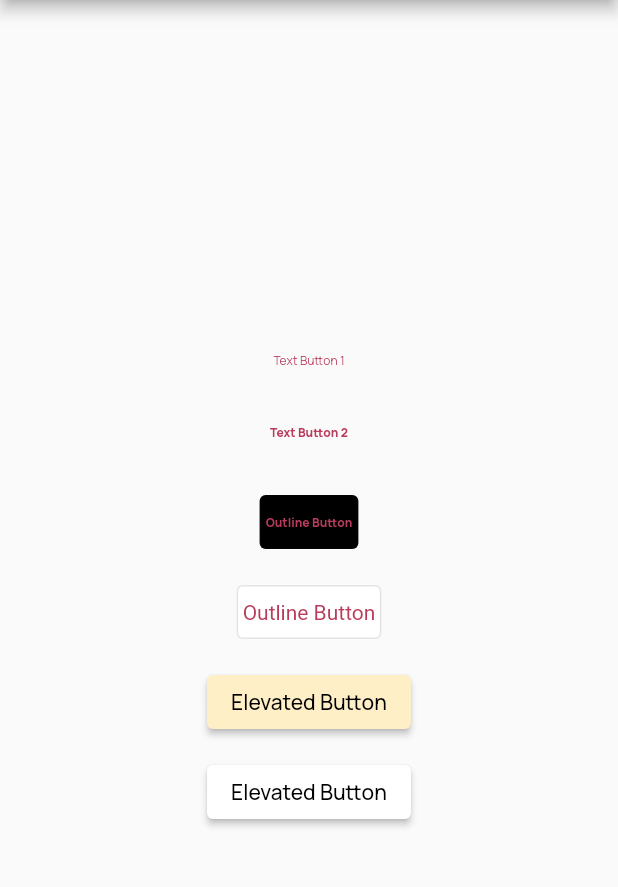
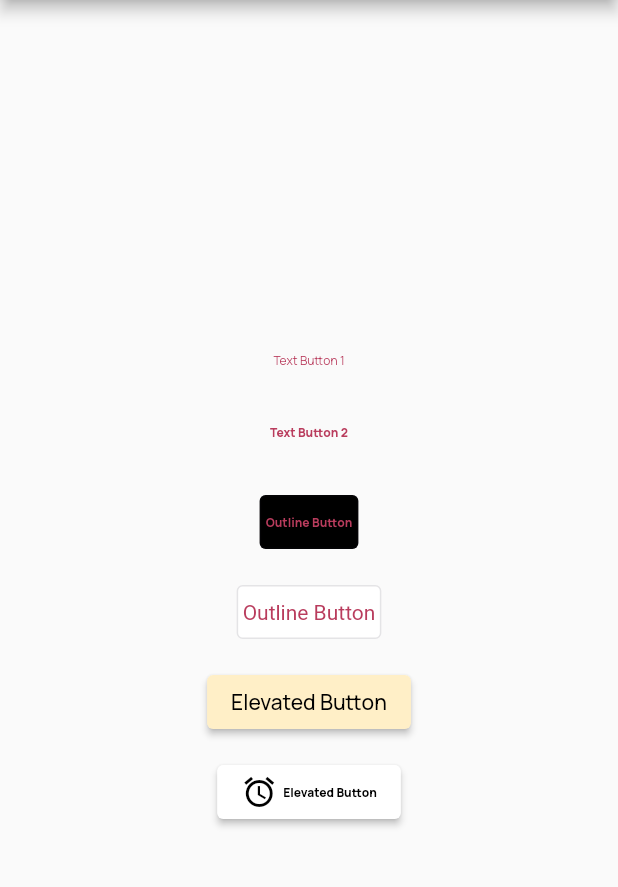
Before and after one commit to FLYINGKRIPTO/demo_class, a Flutter app: the screen it shows after launch, on a phone screen of 412 x 824 dp, the part 84-971 px from its top. Run offline on Flutter 3.47's test engine with Material 2 defaults, Android fonts, the light colour scheme and no system bars.

Commit message:
Added extra child param, in elevated and outlined button - Replace placeholder with SizedBox.shrink()

```diff
--- a/lib/app_theme.dart
+++ b/lib/app_theme.dart
@@ -15,7 +15,6 @@ class AppThemes {
   static var isDarkTheme = false;
   static const _lightFillColor = Colors.black;
   static const _darkFillColor = Colors.white;
-  static const int _primaryColor = 0xFFFF6300;
   static const int textFieldColor = 0xFFF4F4F4;
 
   static var appLightTheme = ThemeData(
@@ -62,7 +61,7 @@ class AppThemes {
       titleLarge:
           TextStyle(fontSize: 36.0, fontWeight: FontWeight.normal),
       titleSmall: TextStyle(
-          fontSize: 18.0,
+          fontSize: 12.0,
           color: ColorConstant.black,
           fontWeight: FontWeight.normal,
           fontFamily: 'Manrope'),
@@ -83,7 +82,7 @@ class AppThemes {
           fontFamily: 'Manrope'),
       bodySmall: TextStyle(
           fontSize: 8.0,
-          fontWeight: FontWeight.normal,
+          fontWeight: FontWeight.w400,
           fontFamily: 'Manrope'),
     ),
   );
--- a/lib/base_button.dart
+++ b/lib/base_button.dart
@@ -10,16 +10,15 @@ class BaseButton extends StatelessWidget {
   final String text;
   final VoidCallback? onTap;
   final ButtonStyle? buttonStyle;
-
-  const BaseButton(
-      {Key? key,
-      required this.text,
-      this.onTap,
-      this.buttonStyle,})
-      : super(key: key);
+  const BaseButton({
+    Key? key,
+    required this.text,
+    this.onTap,
+    this.buttonStyle,
+  }) : super(key: key);
 
   @override
   Widget build(BuildContext context) {
-    return const Placeholder();
+    return const SizedBox.shrink();
   }
 }
--- a/lib/button_theme_helper.dart
+++ b/lib/button_theme_helper.dart
@@ -12,16 +12,21 @@ class ButtonThemeHelper {
 
   static ThemeData theme = AppThemes.getTheme();
 
+
   static get outlineButtonBlack => theme.outlinedButtonTheme.style!.copyWith(
       backgroundColor: MaterialStateProperty.all<Color>(ColorConstant.black),
-      textStyle: MaterialStateProperty.all<TextStyle>(
+      textStyle: MaterialStateProperty.all(
           TextThemeHelper.bodySmallWhite800));
 
   static get outlineButtonWhite => theme.outlinedButtonTheme.style!.copyWith(
       backgroundColor: MaterialStateProperty.all<Color>(ColorConstant.white));
 
   static get elevatedButtonWhite => theme.elevatedButtonTheme.style!.copyWith(
-      backgroundColor: MaterialStateProperty.all<Color>(ColorConstant.white));
+          backgroundColor: MaterialStateProperty.all<Color>(
+        ColorConstant.white,
+      ),
+   textStyle: MaterialStateProperty.all(TextThemeHelper.bodySmallWhite800)
+  );
 
   static get elevatedButtonBlack => theme.elevatedButtonTheme.style!.copyWith(
       backgroundColor:
--- a/lib/custom_elevated_button.dart
+++ b/lib/custom_elevated_button.dart
@@ -2,13 +2,16 @@ import 'package:demo_class_project/base_button.dart';
 import 'package:flutter/material.dart';
 
 /// Button which extends [BaseButton] class and returns an returns an [ElevatedButton[ widget
+/// has and extra [child] parameter, for the addition of custom child widgets to the button, giving more flexibility to the user.
+/// if [child[ widget is not provided, default [text[ para will be used
 
 class CustomElevatedButton extends BaseButton {
+  final Widget? child;
   const CustomElevatedButton({
     Key? key,
     VoidCallback? onTap,
     ButtonStyle? buttonStyle,
-    TextStyle? buttonTextStyle,
+    this.child,
     required String text,
   }) : super(
           key: key,
@@ -22,14 +25,7 @@ class CustomElevatedButton extends BaseButton {
     return ElevatedButton(
       style: buttonStyle,
       onPressed: onTap,
-      child: Row(
-        mainAxisSize: MainAxisSize.min,
-        children: [
-          Text(
-            text,
-          ),
-        ],
-      ),
+      child: child ?? Text(text),
     );
   }
 }
--- a/lib/custom_outlined_button.dart
+++ b/lib/custom_outlined_button.dart
@@ -2,12 +2,16 @@ import 'package:demo_class_project/base_button.dart';
 import 'package:flutter/material.dart';
 
 /// Button which extends [BaseButton] class and returns an returns an [OutlinedButton[ widget
+/// has and extra [child] parameter, for the addition of custom child widgets to the button, giving more flexibility to the user.
+/// if [child[ widget is not provided, default [text[ para will be used
 
 class CustomOutlinedButton extends BaseButton {
+  final Widget? child;
   const CustomOutlinedButton({
     Key? key,
     VoidCallback? onTap,
     ButtonStyle? buttonStyle,
+    this.child,
     required String text,
   }) : super(
           key: key,
@@ -21,7 +25,7 @@ class CustomOutlinedButton extends BaseButton {
     return OutlinedButton(
       style: buttonStyle,
       onPressed: onTap,
-      child: Text(
+      child: child ?? Text(
         text,
       ),
     );
--- a/lib/main.dart
+++ b/lib/main.dart
@@ -26,6 +26,7 @@ class MyApp extends StatelessWidget {
 
 class MyHomePage extends StatefulWidget {
   const MyHomePage({super.key, required this.title});
+
   final String title;
 
   @override
@@ -104,6 +105,16 @@ class _MyHomePageState extends State<MyHomePage> {
               text: "Elevated Button",
               onTap: () {},
               buttonStyle: ButtonThemeHelper.elevatedButtonWhite,
+              child: Row(
+                mainAxisSize: MainAxisSize.min,
+                children: const [
+                  Icon(Icons.access_alarm_outlined),
+                  SizedBox(
+                    width: 4,
+                  ),
+                  Text("Elevated Button")
+                ],
+              ),
             )
           ],
         ),
--- a/lib/text_theme_helper.dart
+++ b/lib/text_theme_helper.dart
@@ -12,9 +12,9 @@ class TextThemeHelper {
 
   static get bodySmallBlack400 => theme.textTheme.bodySmall!.copyWith(
         fontWeight: FontWeight.w400,
-        color: ColorConstant.lavender,
+        color: ColorConstant.black,
       );
 
-  static get bodySmallWhite800 => theme.textTheme.bodySmall!.copyWith(
-      fontWeight: FontWeight.w800, color: ColorConstant.white);
+  static get bodySmallWhite800 => theme.textTheme.bodySmall!
+      .copyWith(fontWeight: FontWeight.w800, color: ColorConstant.white);
 }
```
